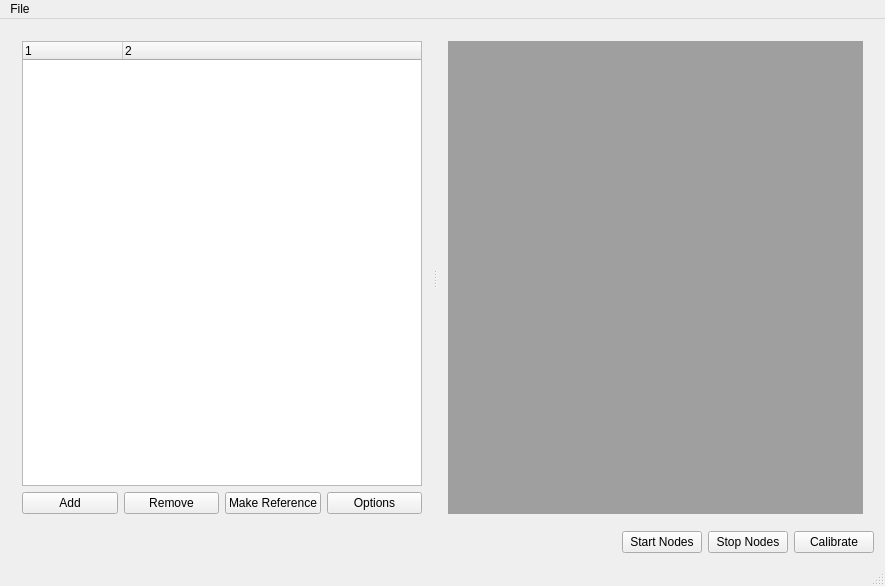
The window that calibration_gui/calibration_gui/ui/mainwindow.ui (davidtvs/calibration) describes before a commit, drawn with Qt 5.
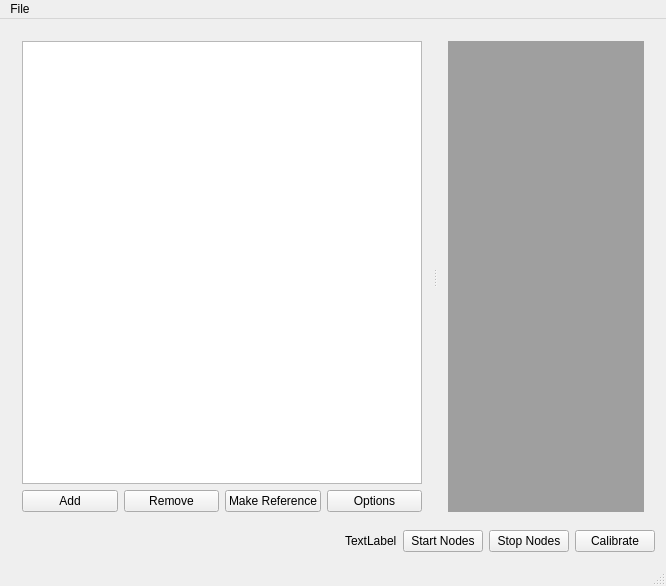
The same window after the commit.

What changed in the file:
```diff
--- a/calibration_gui/calibration_gui/ui/mainwindow.ui
+++ b/calibration_gui/calibration_gui/ui/mainwindow.ui
@@ -6,7 +6,7 @@
    <rect>
     <x>0</x>
     <y>0</y>
-    <width>885</width>
+    <width>642</width>
     <height>586</height>
    </rect>
   </property>
@@ -21,7 +21,7 @@
   </property>
   <widget class="QWidget" name="centralWidget">
    <layout class="QGridLayout" name="gridLayout_2">
-    <item row="0" column="1" colspan="6">
+    <item row="0" column="0" colspan="2">
      <widget class="QSplitter" name="splitter">
       <property name="orientation">
        <enum>Qt::Horizontal</enum>
@@ -101,7 +101,7 @@
            <number>2</number>
           </property>
           <attribute name="headerVisible">
-           <bool>true</bool>
+           <bool>false</bool>
           </attribute>
           <column>
            <property name="text">
@@ -133,40 +133,51 @@
       </widget>
      </widget>
     </item>
-    <item row="3" column="4">
-     <widget class="QPushButton" name="bt_start_nodes">
-      <property name="text">
-       <string>Start Nodes</string>
-      </property>
-     </widget>
-    </item>
-    <item row="3" column="6">
-     <widget class="QPushButton" name="bt_calibrate">
-      <property name="text">
-       <string>Calibrate</string>
-      </property>
-     </widget>
-    </item>
-    <item row="3" column="5">
-     <widget class="QPushButton" name="bt_stop_nodes">
-      <property name="text">
-       <string>Stop Nodes</string>
-      </property>
-     </widget>
-    </item>
-    <item row="3" column="3">
+    <item row="1" column="0">
      <spacer name="horizontalSpacer">
       <property name="orientation">
        <enum>Qt::Horizontal</enum>
       </property>
       <property name="sizeHint" stdset="0">
        <size>
-        <width>401</width>
-        <height>20</height>
+        <width>247</width>
+        <height>24</height>
        </size>
       </property>
      </spacer>
     </item>
+    <item row="1" column="1">
+     <layout class="QHBoxLayout" name="horizontalLayout">
+      <item>
+       <widget class="QLabel" name="label">
+        <property name="text">
+         <string>TextLabel</string>
+        </property>
+       </widget>
+      </item>
+      <item>
+       <widget class="QPushButton" name="bt_start_nodes">
+        <property name="text">
+         <string>Start Nodes</string>
+        </property>
+       </widget>
+      </item>
+      <item>
+       <widget class="QPushButton" name="bt_stop_nodes">
+        <property name="text">
+         <string>Stop Nodes</string>
+        </property>
+       </widget>
+      </item>
+      <item>
+       <widget class="QPushButton" name="bt_calibrate">
+        <property name="text">
+         <string>Calibrate</string>
+        </property>
+       </widget>
+      </item>
+     </layout>
+    </item>
    </layout>
   </widget>
   <widget class="QMenuBar" name="menuBar">
@@ -174,7 +185,7 @@
     <rect>
      <x>0</x>
      <y>0</y>
-     <width>885</width>
+     <width>642</width>
      <height>25</height>
     </rect>
    </property>
```
